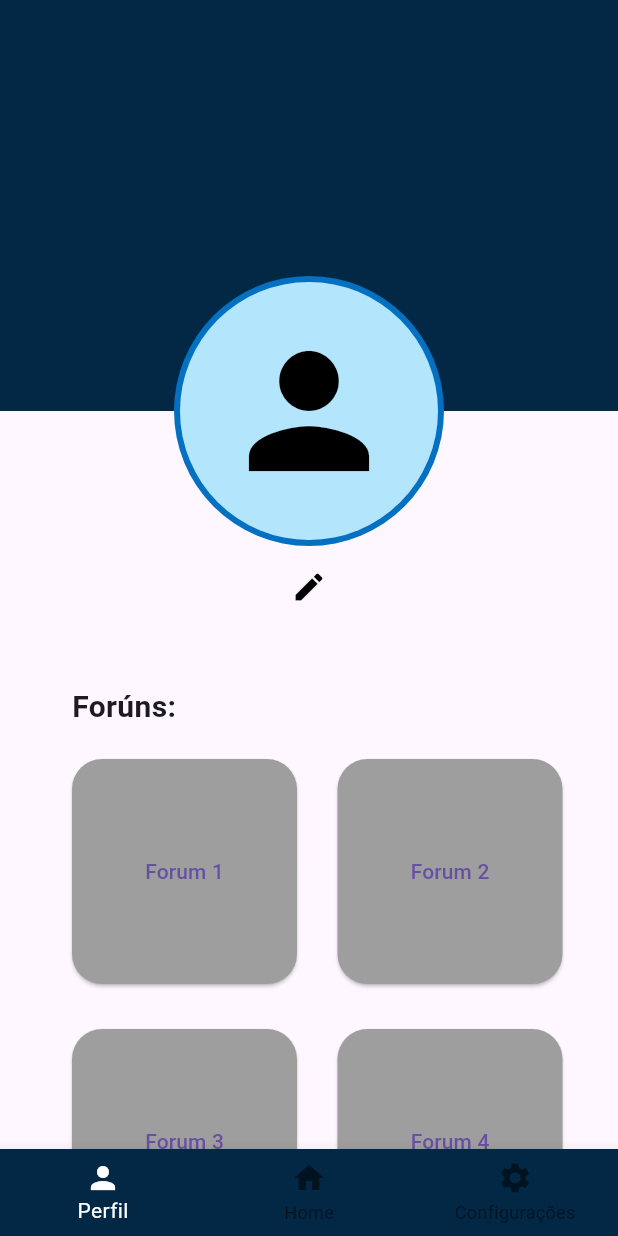
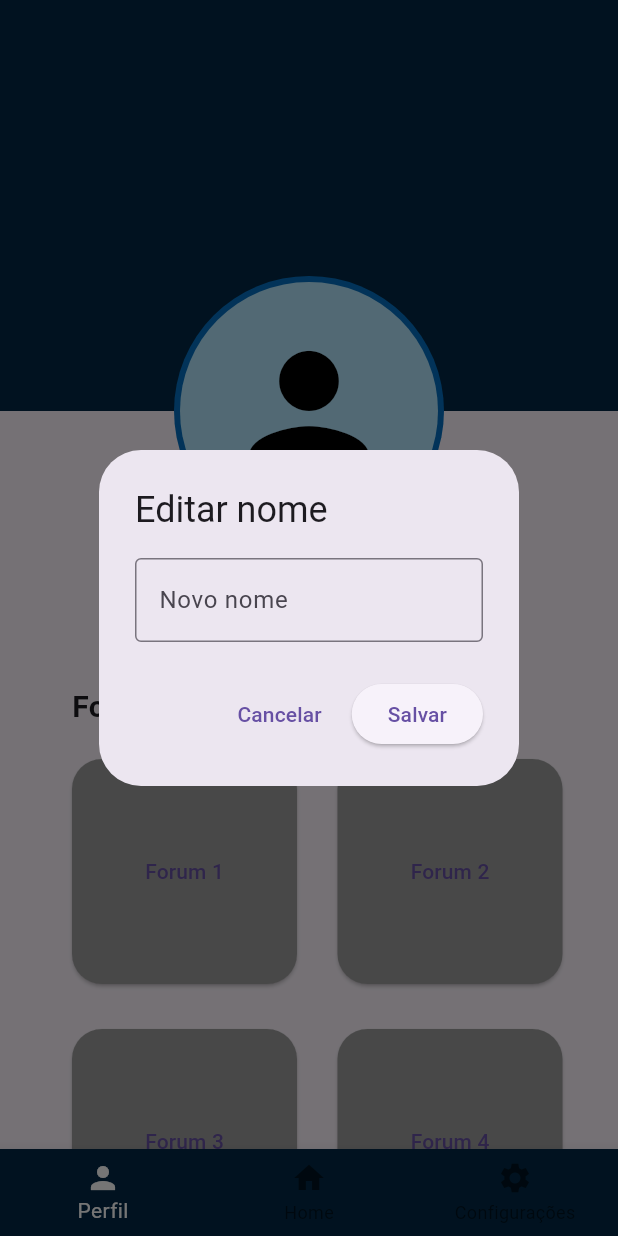
Before and after one commit to caiosss/flutter-belmondo, a Flutter app: the Profile screen opened directly, after a tap on the "edit" icon, on a phone screen of 412 x 824 dp. Run offline on Flutter 3.47's test engine with Material 3 defaults, Android fonts, the phone set to English and light mode, and no system bars; our stand-ins replace sqflite; missing offline and left inert: flutter_barcode_scanner; accounts and stored records are empty; Roboto replaces fonts that are missing (Poppins).

Commit message:
Verificação de senha feita, Criação do elemento Edit Data Dialog

```diff
--- a/lib/Telas/perfil.dart
+++ b/lib/Telas/perfil.dart
@@ -4,6 +4,7 @@ import 'package:aplicacao_mobile/Models/user_model.dart';
 import 'package:aplicacao_mobile/Telas/home_page.dart';
 import 'package:aplicacao_mobile/Telas/home_page_qrcode.dart';
 import 'package:aplicacao_mobile/Telas/settings.dart';
+import 'package:aplicacao_mobile/components/edit_dialog_box.dart';
 import 'package:aplicacao_mobile/components/forum_button.dart';
 import 'package:aplicacao_mobile/components/icone_botao.dart';
 import 'package:flutter/cupertino.dart';
@@ -38,31 +39,37 @@ class Profile extends StatefulWidget {
 class ProfileState extends State<Profile> {
   final double coverHeight = 274;
   final double profileHeight = 144;
-  String name = "";  // Variável para armazenar o nome do usuário
+  String name = "";
+  String id = "";
+  String email = "";
+  String senha = "";
+  bool adm = false;
   int itemSelecionado = 0;
 
   @override
   void initState() {
     super.initState();
-    _fetchUserName();
+    _fetchUserData();
   }
 
-  void _fetchUserName() async {
+  void _fetchUserData() async {
     final dbService = DatabaseService();
     List<UserModel> users = await dbService.getUsers();
     for (var user in users) {
       if (user.id == widget.userId) {
         setState(() {
-          name = user.name;  // Atualiza o nome do usuário no estado
+          name = user.name;
+          id = user.id;
+          email =user.email;
+          senha = user.password;
+          adm = user.isAdm;
         });
         break;
       }
     }
   }
 
-  void editUserName() async {
-      //adicionar um TextField para receber um nome e usar a edit user do dbService e adicionar ele
-  }
+
 
   void tapItem(int index) {
     setState(() {
@@ -156,7 +163,11 @@ class ProfileState extends State<Profile> {
                 fontWeight: FontWeight.bold,
               ),
             ),
-            IconeBotao(const Icon(Icons.edit), editUserName)
+            IconeBotao(const Icon(Icons.edit), () {
+               showDialog(
+                context: context,
+               builder: (context) => EditarDadoDialog("nome", name, email, senha, adm, id));
+            })
           ],
         ),
         const SizedBox(height: 38),
--- /dev/null
+++ b/lib/components/edit_dialog_box.dart
@@ -0,0 +1,67 @@
+import 'package:flutter/material.dart';
+import 'package:aplicacao_mobile/Models/database_service.dart';
+import 'package:aplicacao_mobile/Models/user_model.dart';
+
+
+
+
+class EditarDadoDialog extends StatefulWidget {
+  final String nome;
+  final String text;
+  final String id;
+  final String senha;
+  final String email;
+  final bool isAdm;
+
+  EditarDadoDialog(this.text, this.nome, this.email, this.senha, this.isAdm, this.id);
+
+  @override
+  _EditarDadoDialogState createState() => _EditarDadoDialogState();
+}
+
+class _EditarDadoDialogState extends State<EditarDadoDialog> {
+  String _novoAtributo = '';
+  final dbService = DatabaseService();
+
+  @override
+  Widget build(BuildContext context) {
+    return AlertDialog(
+      title: Text('Editar ${widget.text}'),
+      content: TextField(
+        decoration: InputDecoration(
+          labelText: 'Novo ${widget.text}',
+          border: OutlineInputBorder(),
+        ),
+        onChanged: (text) {
+          setState(() {
+            _novoAtributo = text;
+          });
+        },
+      ),
+      actions: [
+        TextButton(
+          child: Text('Cancelar'),
+          onPressed: () {
+            Navigator.of(context).pop();
+          },
+        ),
+        ElevatedButton(
+
+          child: Text('Salvar'),
+          onPressed: () {
+            var user;
+            if(widget.text=="nome"){
+                user = UserModel(id: widget.id.toString(), name: _novoAtributo, email: widget.email, password: widget.senha, isAdm: widget.isAdm);
+                dbService.editUser(user);
+            } else if(widget.text == "senha"){
+                user = UserModel(id: widget.id.toString(), name: widget.nome, email: widget.email, password: _novoAtributo, isAdm: widget.isAdm);
+                dbService.editUser(user);
+            } else if(widget.text == "email"){
+                user = UserModel(id: widget.id.toString(), name: widget.nome, email: _novoAtributo, password: widget.senha, isAdm: widget.isAdm);
+            }
+          },
+        ),
+      ],
+    );
+  }
+}
```
Also changed, not shown: lib/Telas/cadastro.dart (+16 -3 lines), pubspec.lock.
